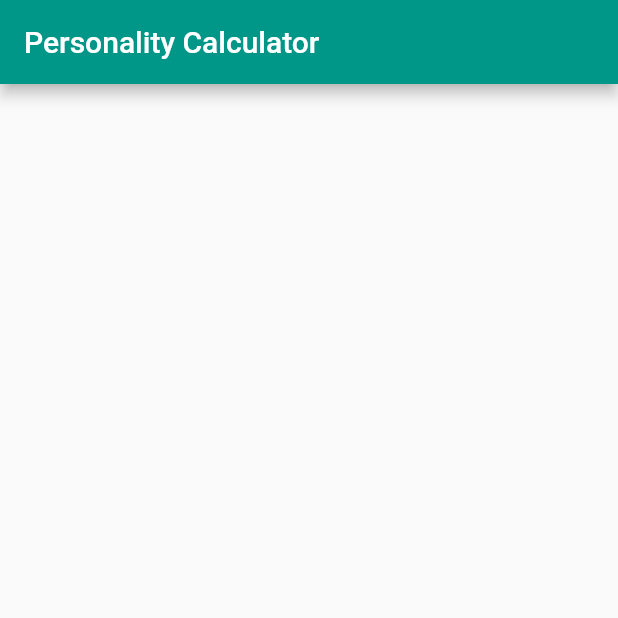
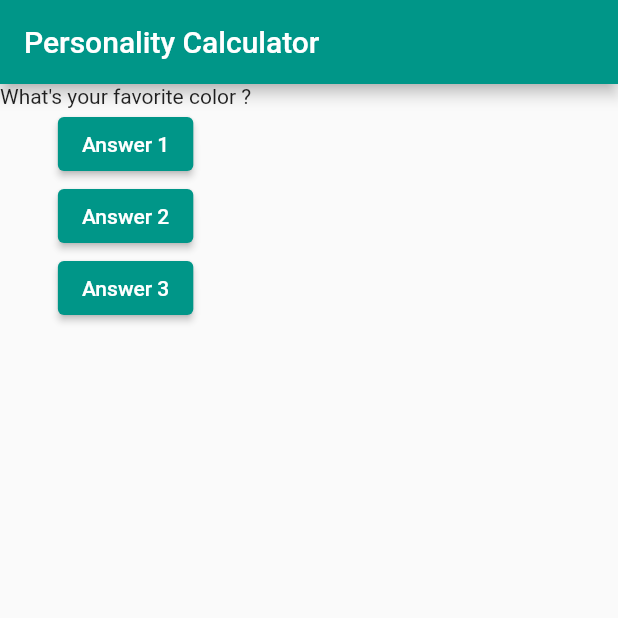
Before and after one commit to Alamin11/QuizApp, a Flutter app: the screen it shows after launch, on a phone screen of 412 x 824 dp, the top half of it. Run offline on Flutter 3.47's test engine with Material 2 defaults, Android fonts, the phone set to English and light mode, and no system bars.

Commit message:
Basic idea completed

```diff
--- a/lib/main.dart
+++ b/lib/main.dart
@@ -1,24 +1,66 @@
+// ignore_for_file: prefer_typing_uninitialized_variables
+
 import 'package:flutter/material.dart';
 
 void main(List<String> args) {
   runApp(MyApp());
 }
 
-class MyApp extends StatelessWidget {
-  const MyApp({Key? key}) : super(key: key);
+class MyApp extends StatefulWidget {
+  MyApp({Key? key}) : super(key: key);
+
+  @override
+  State<MyApp> createState() => _MyAppState();
+}
+
+class _MyAppState extends State<MyApp> {
+  var _questionIndex = 0;
+  var _numOfQuestions;
+  void _answerQuestion() {
+    //print(questionIndex);
+    setState(() {
+      _questionIndex = _questionIndex + 1;
+      if (_questionIndex >= _numOfQuestions) {
+        //Text("Wow !!! You Made it.");
+        _questionIndex = 0;
+      }
+    });
+    print(_numOfQuestions);
+  }
 
   @override
   Widget build(BuildContext context) {
+    var _questions = [
+      'What\'s your favorite color ?',
+      'What\'s your favorite pet animal?',
+    ];
+    _numOfQuestions = _questions.length;
     return MaterialApp(
       title: 'QuizApp',
       theme: ThemeData(
         primarySwatch: Colors.teal,
       ),
       home: Scaffold(
-        appBar: AppBar(
-          title: Text('Personality Calculator'),
-        ),
-      ),
+          appBar: AppBar(
+            title: const Text('Personality Calculator'),
+          ),
+          body: Column(
+            children: [
+              Text(_questions[_questionIndex]),
+              ElevatedButton(
+                onPressed: _answerQuestion,
+                child: const Text('Answer 1'),
+              ),
+              ElevatedButton(
+                onPressed: _answerQuestion,
+                child: const Text('Answer 2'),
+              ),
+              ElevatedButton(
+                onPressed: _answerQuestion,
+                child: const Text('Answer 3'),
+              ),
+            ],
+          )),
     );
   }
 }
```
Also changed, not shown: 1 other file.
